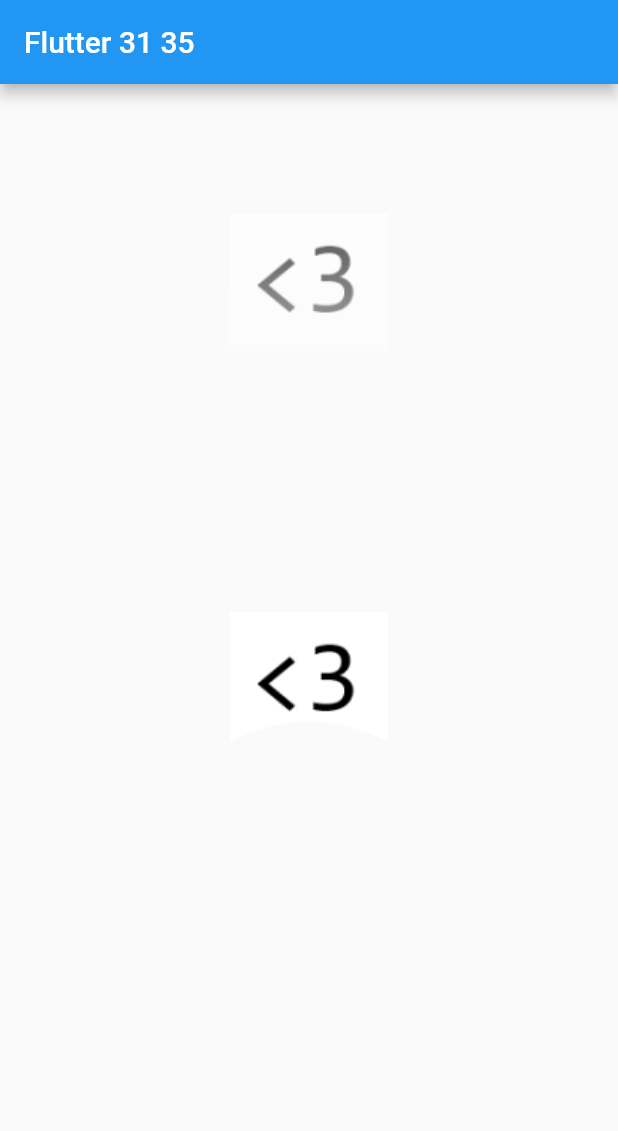
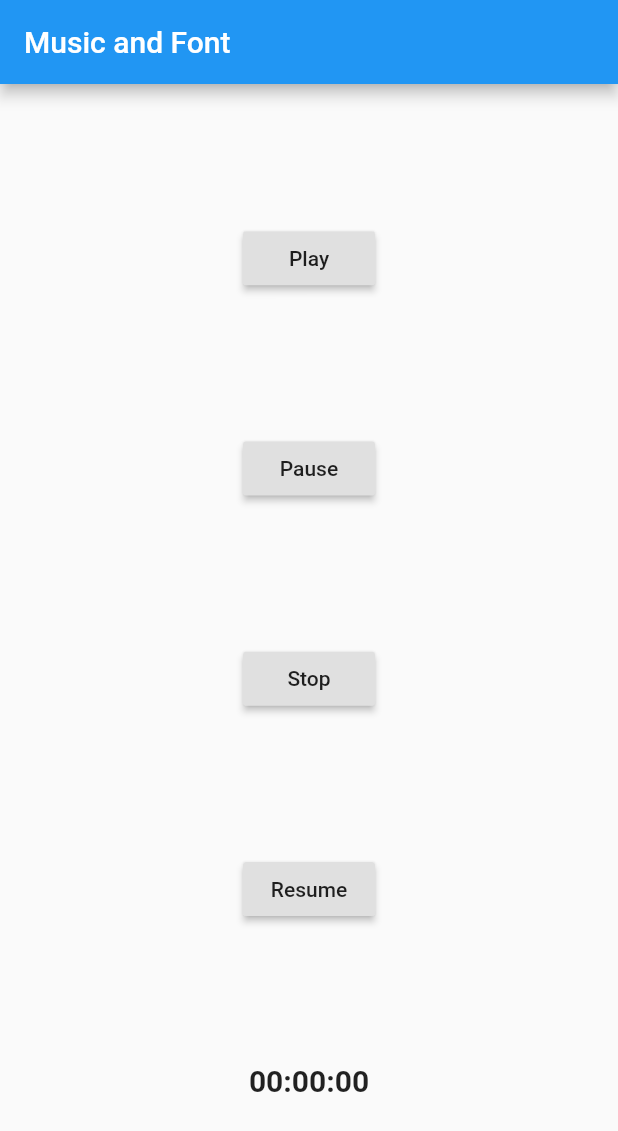
Before and after one commit to mumuhkustino/ngoding_flutter, a Flutter app: the screen it shows after launch, on a phone screen of 412 x 824 dp. Shown: the top 1131 px of the screen. Run offline on Flutter 3.47's test engine with Material 2 defaults, Android fonts, the phone set to English and light mode, and no system bars; statements that could not run were skipped.

Commit message:
Create AudioPlayer, FontFeature
Menambahkan AudioPlayer, FontFeature

```diff
--- a/lib/main.dart
+++ b/lib/main.dart
@@ -1,3 +1,5 @@
+import 'dart:ui';
+
 import 'package:flutter/material.dart';
 // import 'package:qrscan/qrscan.dart' as scanner;
 // import 'package:simple_permissions/simple_permissions.dart';
@@ -5,58 +7,94 @@ import 'package:flutter/material.dart';
 
 void main() => runApp(MyApp());
 
-class MyApp extends StatelessWidget {
+class MyApp extends StatefulWidget {
+  MyApp({Key key}) : super(key: key);
+
+  @override
+  _MyAppState createState() => _MyAppState();
+}
+
+class _MyAppState extends State<MyApp> {
+  AudioPlayer audioPlayer;
+  String duration = "00:00:00";
+  String url;
+
+  _MyAppState() {
+    audioPlayer = AudioPlayer();
+    audioPlayer.onAudioPositionChanged.listen((_duration) {
+      setState(() {
+        duration = _duration.toString();
+      });
+    });
+    audioPlayer.setReleaseMode(ReleaseMode.LOOP);
+  }
+
+  void playSound(String url) async {
+    await audioPlayer.play(url);
+  }
+
+  void playSeekSound(String url, int second) async {
+    await audioPlayer.seek(Duration(seconds: second));
+    await audioPlayer.play(url);
+  }
+
+  void pauseSound() async {
+    await audioPlayer.pause();
+  }
+
+  void stopSound() async {
+    await audioPlayer.stop();
+  }
+
+  void resumeSound() async {
+    await audioPlayer.resume();
+  }
+
   @override
   Widget build(BuildContext context) {
     return MaterialApp(
         home: Scaffold(
       appBar: AppBar(
-          title: Text("Flutter 31 35"),
+        title: Text("Music and Font"),
       ),
-        body: ListView(
+      body: Center(
+        child: Column(
+          mainAxisAlignment: MainAxisAlignment.spaceEvenly,
           children: <Widget>[
-            Center(
-              child: ShaderMask(
-                shaderCallback: (rectangle) {
-                  return LinearGradient(
-                          colors: [Colors.black, Colors.transparent],
-                          begin: Alignment.topCenter,
-                          end: Alignment.bottomCenter)
-                      .createShader(Rect.fromLTRB(
-                          0, 0, rectangle.width, rectangle.height));
+            RaisedButton(
+              onPressed: () {
+                playSound(url);
               },
-                blendMode: BlendMode.dstIn,
-                child: Image(width: 300, image: AssetImage("assets/logo.png")),
+              child: Text("Play"),
             ),
+            RaisedButton(
+              onPressed: () {
+                pauseSound();
+              },
+              child: Text("Pause"),
             ),
-            Center(
-              child: ClipPath(
-                clipper: MyClipper(),
-                child: Image(width: 300, image: AssetImage("assets/logo.png")),
+            RaisedButton(
+              onPressed: () {
+                stopSound();
+              },
+              child: Text("Stop"),
             ),
+            RaisedButton(
+              onPressed: () {
+                resumeSound();
+              },
+              child: Text("Resume"),
+            ),
+            Text(
+              duration,
+              style: TextStyle(
+                  fontSize: 20,
+                  fontWeight: FontWeight.w600,
+                  fontFeatures: [FontFeature.enable("smcp")]),
             )
           ],
         ),
       ),
-    );
+    ));
   }
 }
-
-class MyClipper extends CustomClipper<Path> {
-  @override
-  Path getClip(Size size) {
-    Path path = Path();
-
-    path.lineTo(0, size.height);
-    path.quadraticBezierTo(
-        size.width / 2, size.height * 0.2, size.width, size.height);
-    path.lineTo(size.width, 0);
-
-    path.close();
-
-    return path;
-  }
-
-  @override
-  bool shouldReclip(CustomClipper<Path> oldClipper) => false;
-}
--- a/pubspec.yaml
+++ b/pubspec.yaml
@@ -23,6 +23,7 @@ dependencies:
   # The following adds the Cupertino Icons font to your application.
   # Use with the CupertinoIcons class for iOS style icons.
   cupertino_icons: ^0.1.2
+  audioplayers: ^0.13.0
 
 dev_dependencies:
   flutter_test:
```
Lines whose indentation alone changed are shown as unchanged.
